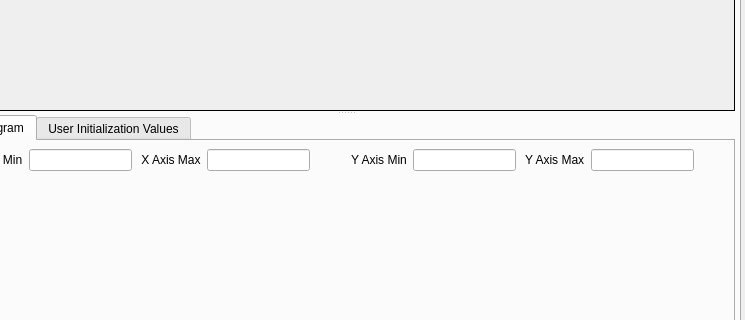
First picture: the form in Code/EmMpmGui/UI_Files/EmMpmGui.ui, repository BlueQuartzSoftware/EMMPMWorkbench, before the edit; both pictures show x 279 to 1024 and y 265 to 585 of the 1024 by 740 pixel window.
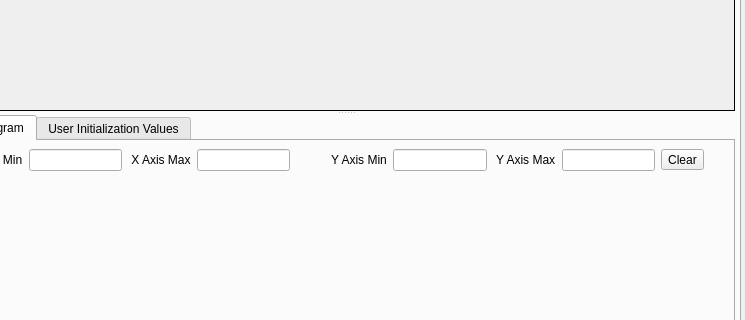
Second picture: the form after the edit. The open tabs and pages were chosen to show the change. Icons and pictures are not drawn. Custom widgets are drawn as their Qt base class.

Commit message: More user interface refinements

What changed in the file:
```diff
--- a/Code/EmMpmGui/UI_Files/EmMpmGui.ui
+++ b/Code/EmMpmGui/UI_Files/EmMpmGui.ui
@@ -1300,6 +1300,13 @@
                  </property>
                 </widget>
                </item>
+               <item>
+                <widget class="QToolButton" name="clearTempHistograms">
+                 <property name="text">
+                  <string>Clear</string>
+                 </property>
+                </widget>
+               </item>
                <item>
                 <spacer name="horizontalSpacer_7">
                  <property name="orientation">
```
The commit also changes 3 other files.
